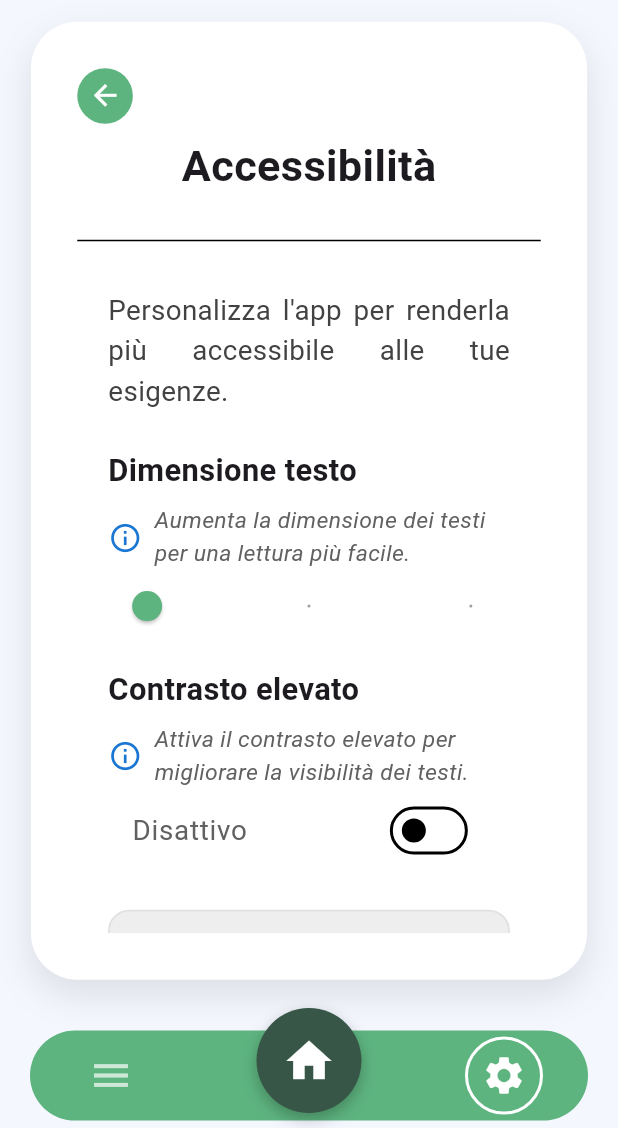
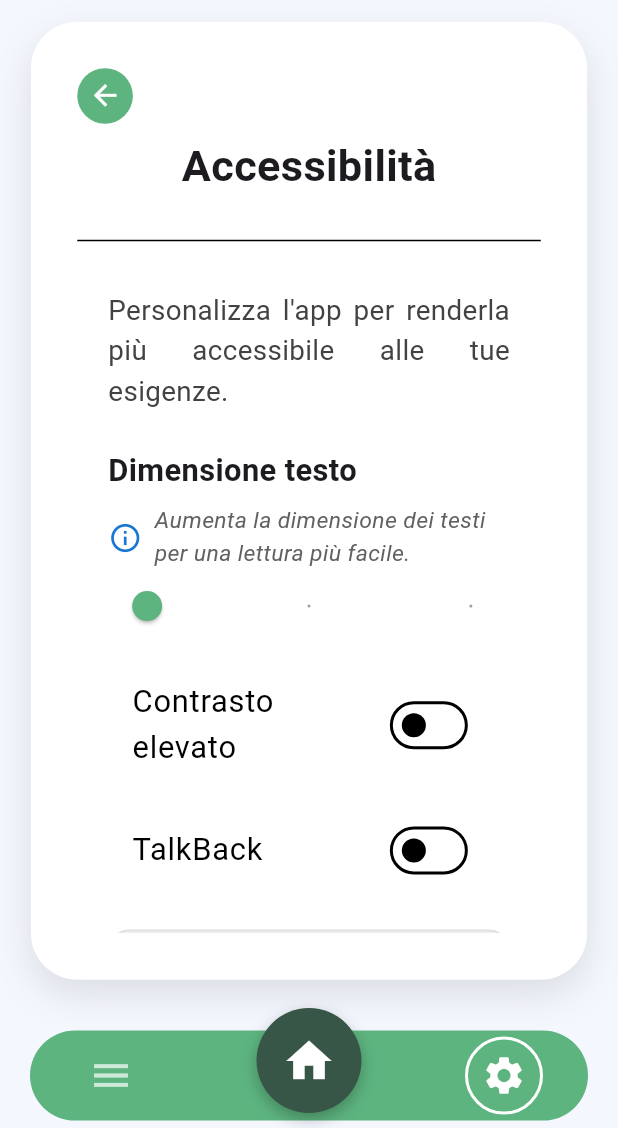
Before and after one commit to Lucacpt/WellYess, a Flutter app: the AccessibilitaSection screen opened directly, on a phone screen of 412 x 824 dp, the part 108-1236 px from its top. Run offline on Flutter 3.47's test engine with Material 3 defaults, Android fonts, the phone set to English and light mode, and no system bars; our stand-ins replace flutter_local_notifications, flutter_svg, flutter_tts, hive, hive_flutter, shared_preferences and 1 more; missing offline and left inert: android_alarm_manager_plus; accounts and stored records are empty; project files that could hold a hidden picture were left out.

Commit message:
Added apk's folder adn fixed the talkback first version

```diff
--- a/wellyess/lib/models/accessibilita_model.dart
+++ b/wellyess/lib/models/accessibilita_model.dart
@@ -1,18 +1,30 @@
 import 'package:flutter/material.dart';
 
 class AccessibilitaModel extends ChangeNotifier {
-  double fontSizeFactor;
-  bool highContrast;
+  double _fontSizeFactor = 1.0;
+  bool _highContrast = false;
+  bool _talkbackEnabled = false;
 
-  AccessibilitaModel({this.fontSizeFactor = 1.0, this.highContrast = false});
+  double get fontSizeFactor => _fontSizeFactor;
+  bool get highContrast => _highContrast;
+  bool get talkbackEnabled => _talkbackEnabled;
+
+  AccessibilitaModel({double fontSizeFactor = 1.0, bool highContrast = false})
+      : _fontSizeFactor = fontSizeFactor,
+        _highContrast = highContrast;
 
   void setFontSize(double factor) {
-    fontSizeFactor = factor;
+    _fontSizeFactor = factor;
     notifyListeners();
   }
 
   void setHighContrast(bool value) {
-    highContrast = value;
+    _highContrast = value;
+    notifyListeners();
+  }
+
+  void setTalkbackEnabled(bool v) {
+    _talkbackEnabled = v;
     notifyListeners();
   }
 }
--- a/wellyess/lib/screens/accessibilita_section.dart
+++ b/wellyess/lib/screens/accessibilita_section.dart
@@ -8,6 +8,7 @@ import 'package:provider/provider.dart';
 import 'package:wellyess/models/accessibilita_model.dart';
 import 'package:wellyess/models/user_model.dart';
 import 'package:shared_preferences/shared_preferences.dart';
+import 'package:wellyess/services/flutter_tts.dart';       // ← aggiunto
 
 class AccessibilitaSection extends StatefulWidget {
   const AccessibilitaSection({super.key});
@@ -24,7 +25,7 @@ class _AccessibilitaSectionState extends State<AccessibilitaSection> {
   bool _highContrast = false;
   UserType? _userType;
   bool _isLoading = true;
-  bool _isReading = false;
+  bool _isReading = false;          // ← dichiarazione mancante
 
   @override
   void initState() {
@@ -138,7 +139,10 @@ class _AccessibilitaSectionState extends State<AccessibilitaSection> {
                 child: Column(
                   crossAxisAlignment: CrossAxisAlignment.stretch,
                   children: [
-                    Text(
+                    // Descrizione generale
+                    Semantics(
+                      label: "Personalizza l'app per renderla più accessibile alle tue esigenze.",
+                      child: Text(
                         "Personalizza l'app per renderla più accessibile alle tue esigenze.",
                         style: TextStyle(
                           fontSize: screenWidth * 0.045,
@@ -146,14 +150,19 @@ class _AccessibilitaSectionState extends State<AccessibilitaSection> {
                         ),
                         textAlign: TextAlign.justify,
                       ),
+                    ),
                     SizedBox(height: screenHeight * 0.03),
 
                     // Dimensione testo
-                    Text(
+                    Semantics(
+                      header: true,
+                      label: "Dimensione testo",
+                      child: Text(
                         'Dimensione testo',
                         style: TextStyle(
                           fontSize: screenWidth * 0.05 * _fontSize,
                           fontWeight: FontWeight.w600,
+                        ),
                       ),
                     ),
                     SizedBox(height: screenHeight * 0.01),
@@ -194,54 +203,58 @@ class _AccessibilitaSectionState extends State<AccessibilitaSection> {
                     ),
                     SizedBox(height: screenHeight * 0.02),
 
-                    // Contrasto elevato
-                    Text(
+                    // Contrasto elevato (ora toggle sul provider)
+                    Semantics(
+                      container: true,
+                      label: access.highContrast
+                        ? 'Contrasto elevato attivo'
+                        : 'Contrasto elevato disattivo',
+                      child: SwitchListTile(
+                        title: Text(
                           'Contrasto elevato',
-                      style: TextStyle(
-                        fontSize: screenWidth * 0.05 * _fontSize,
-                        fontWeight: FontWeight.w600,
+                          style: TextStyle(fontSize: screenWidth * 0.05 * fontSizeFactor),
+                        ),
+                        value: access.highContrast,
+                        onChanged: (v) {
+                          context.read<AccessibilitaModel>().setHighContrast(v);
+                        },
                       ),
                     ),
-                    SizedBox(height: screenHeight * 0.01),
-                    Row(
-                      children: [
-                        Icon(Icons.info_outline,
-                            color: Colors.blue.shade700,
-                            size: screenWidth * 0.055),
-                        SizedBox(width: screenWidth * 0.02),
-                        Expanded(
-                          child: Text(
-                            "Attiva il contrasto elevato per migliorare la visibilità dei testi.",
-                            style: TextStyle(
-                              fontSize: screenWidth * 0.037,
-                              fontStyle: FontStyle.italic,
-                              color: Colors.grey.shade700,
+                    SizedBox(height: screenHeight * 0.02),
+
+                    // TalkBack: unico switch, stato persistente su provider
+                    Semantics(
+                      container: true,
+                      label: access.talkbackEnabled
+                        ? 'TalkBack attivo'
+                        : 'TalkBack disattivo',
+                      child: SwitchListTile(
+                        title: Text(
+                          'TalkBack',
+                          style: TextStyle(fontSize: screenWidth * 0.05 * fontSizeFactor),
                         ),
+                        value: access.talkbackEnabled,
+                        onChanged: (v) async {
+                          access.setTalkbackEnabled(v);
+                          if (!v) {
+                            await TalkbackService.stop();
+                          } else {
+                            final summary = StringBuffer()
+                              ..write('Pagina Accessibilità. ')
+                              ..write('Dimensione testo ${fontSizeFactor == 1.0 ? 'normale' : fontSizeFactor == 1.2 ? 'grande' : 'molto grande'}. ')
+                              ..write('Contrasto elevato ${access.highContrast ? 'attivo' : 'disattivo'}.');
+                            await TalkbackService.announce(summary.toString());
+                          }
+                        },
                       ),
-                        ),
-                      ],
-                    ),
-                    SwitchListTile(
-                      value: _highContrast,
-                      title: Text(
-                        _highContrast ? "Attivo" : "Disattivo",
-                        style: TextStyle(
-                          fontSize: screenWidth * 0.045 * _fontSize,
-                          color: _highContrast ? Colors.black : Colors.grey.shade700,
-                        ),
-                      ),
-                      activeColor: Colors.black,
-                      onChanged: (value) {
-                        setState(() {
-                          _highContrast = value;
-                        });
-                        context.read<AccessibilitaModel>().setHighContrast(value);
-                      },
                     ),
                     SizedBox(height: screenHeight * 0.03),
 
-                    // Anteprima
-                    Container(
+                    // Anteprima testo
+                    Semantics(
+                      label: 'Anteprima testo di esempio',
+                      readOnly: true,
+                      child: Container(
                         padding: EdgeInsets.all(screenWidth * 0.04),
                         decoration: BoxDecoration(
                           color: _highContrast ? Colors.black : Colors.grey.shade200,
@@ -261,19 +274,14 @@ class _AccessibilitaSectionState extends State<AccessibilitaSection> {
                           textAlign: TextAlign.center,
                         ),
                       ),
+                    ),
                     SizedBox(height: screenHeight * 0.04),
 
-                    // bottone TalkBack in-app
-                    CustomMainButton(
-                      text: _isReading ? 'Ferma TalkBack' : 'Attiva TalkBack',
-                      color: const Color(0xFF5DB47F),
-                      onTap: _toggleTalkBack,
-                    ),
-
-                    SizedBox(height: 24),
-
                     // Salva
-                    CustomMainButton(
+                    Semantics(
+                      button: true,
+                      label: 'Salva impostazioni accessibilità',
+                      child: CustomMainButton(
                         text: 'Salva impostazioni',
                         color: const Color(0xFF5DB47F),
                         onTap: () {
@@ -282,6 +290,7 @@ class _AccessibilitaSectionState extends State<AccessibilitaSection> {
                           );
                           Navigator.of(context).pop();
                         },
+                      ),
                     ),
                   ],
                 ),
```
Also changed, not shown: wellyess/lib/widgets/base_layout.dart (+9 -8 lines), apk/placeholder.txt (added). Lines whose indentation alone changed are shown as unchanged.
